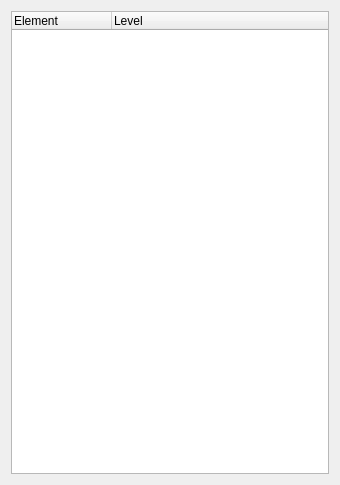
southseact-3d/fcd, file src/Mod/BIM/Resources/ui/dialogViews.ui: the form before one commit.
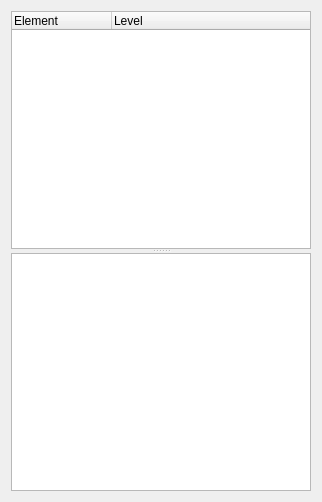
The form after the commit.

Commit message: BIM: BimViews upgrade

```diff
--- a/src/Mod/BIM/Resources/ui/dialogViews.ui
+++ b/src/Mod/BIM/Resources/ui/dialogViews.ui
@@ -6,8 +6,8 @@
    <rect>
     <x>0</x>
     <y>0</y>
-    <width>340</width>
-    <height>485</height>
+    <width>322</width>
+    <height>502</height>
    </rect>
   </property>
   <property name="windowTitle">
@@ -70,6 +70,16 @@
        </property>
       </column>
      </widget>
+     <widget class="QTreeWidget" name="viewtree">
+      <attribute name="headerVisible">
+       <bool>false</bool>
+      </attribute>
+      <column>
+       <property name="text">
+        <string>2D Views</string>
+       </property>
+      </column>
+     </widget>
     </widget>
    </item>
   </layout>
```
The commit also changes 16 other files.
